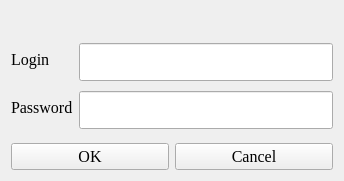
First picture: the form in client/login_window.ui, repository 4aai/36.7, before the edit.
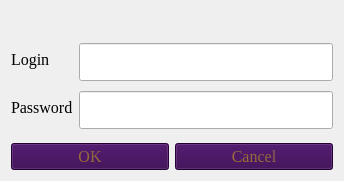
Second picture: the form after the edit.

Diff of the .ui file:
```diff
--- a/client/login_window.ui
+++ b/client/login_window.ui
@@ -144,6 +144,10 @@
          <bold>false</bold>
         </font>
        </property>
+       <property name="styleSheet">
+        <string notr="true">background-color: rgb(51, 0, 76);
+color: qconicalgradient(cx:0, cy:0, angle:135, stop:0 rgba(255, 255, 0, 69), stop:0.375 rgba(255, 255, 0, 69), stop:0.423533 rgba(251, 255, 0, 145), stop:0.45 rgba(247, 255, 0, 208), stop:0.477581 rgba(255, 244, 71, 130), stop:0.518717 rgba(255, 218, 71, 130), stop:0.55 rgba(255, 255, 0, 255), stop:0.57754 rgba(255, 203, 0, 130), stop:0.625 rgba(255, 255, 0, 69), stop:1 rgba(255, 255, 0, 69));</string>
+       </property>
        <property name="text">
         <string>OK</string>
        </property>
@@ -158,6 +162,10 @@
          <bold>false</bold>
         </font>
        </property>
+       <property name="styleSheet">
+        <string notr="true">background-color: rgb(51, 0, 76);
+color: qconicalgradient(cx:0, cy:0, angle:135, stop:0 rgba(255, 255, 0, 69), stop:0.375 rgba(255, 255, 0, 69), stop:0.423533 rgba(251, 255, 0, 145), stop:0.45 rgba(247, 255, 0, 208), stop:0.477581 rgba(255, 244, 71, 130), stop:0.518717 rgba(255, 218, 71, 130), stop:0.55 rgba(255, 255, 0, 255), stop:0.57754 rgba(255, 203, 0, 130), stop:0.625 rgba(255, 255, 0, 69), stop:1 rgba(255, 255, 0, 69));</string>
+       </property>
        <property name="text">
         <string>Cancel</string>
        </property>
```
